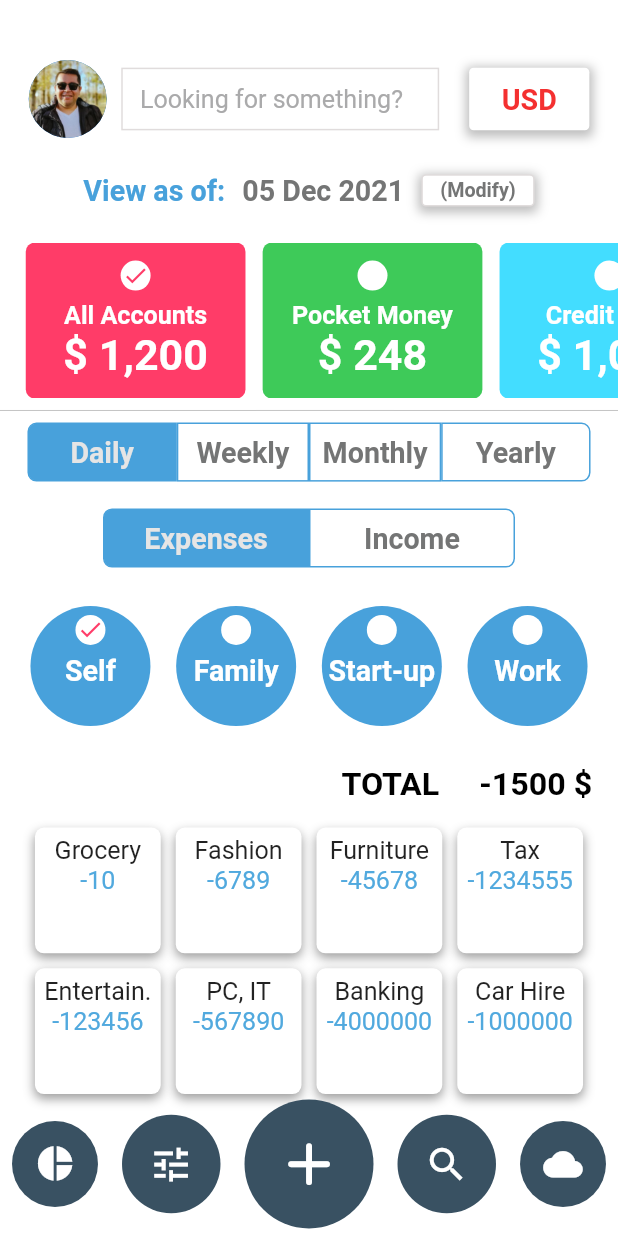
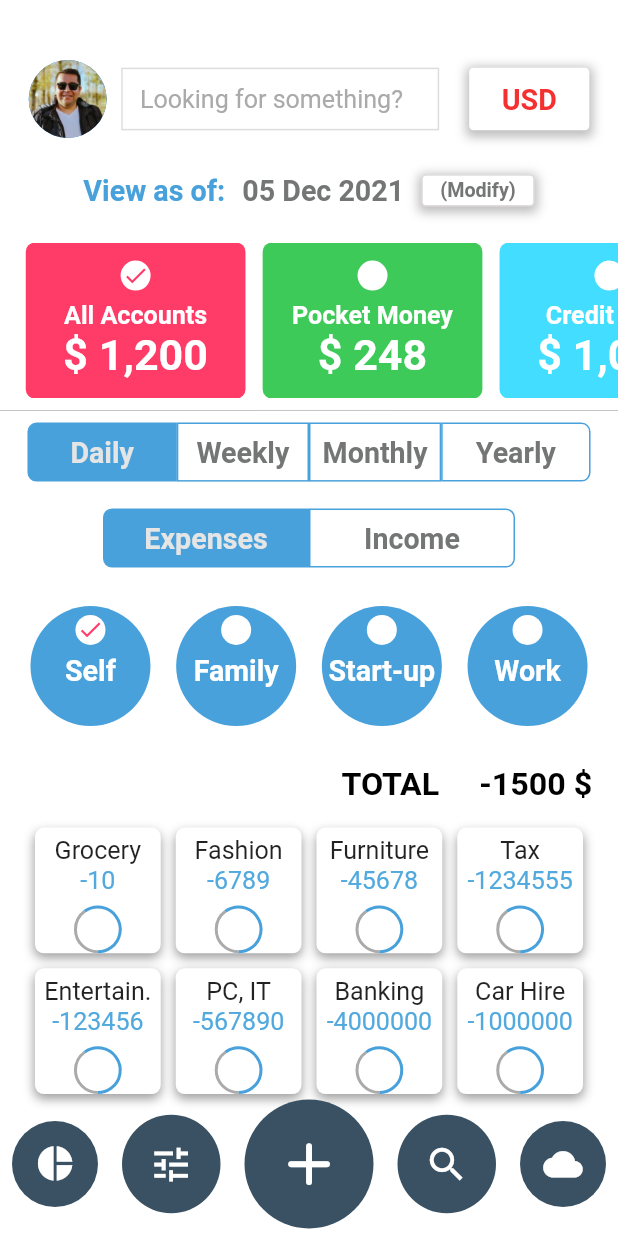
Before and after one commit to mertcandev/Interview-Task, a Flutter app: the screen it shows after launch, on a phone screen of 412 x 824 dp. Run offline on Flutter 3.47's test engine with Material 2 defaults, Android fonts, the phone set to English and light mode, and no system bars; drawn by our look-alikes of pie_chart; our stand-ins replace flutter_screenutil.

Commit message:
Animated Circle Charts Added

```diff
--- a/lib/utilities.dart
+++ b/lib/utilities.dart
@@ -30,6 +30,8 @@ class Utils {
   static const Color kBottomBarButtonColor = Color(0xff395162);
   static const Color kBottomBarIconColor = Color(0xffffffff);
   static const Color kExpenseGridAmountColor = Color(0xff51A9DE);
+  static const Color kChartPrimaryColor = Color(0xff48A1DB);
+  static const Color kChartSecondaryColor = Color(0xffAAAAAB);
 }
 
 class ExpenseCard {
--- a/lib/widgets/expenses_grid.dart
+++ b/lib/widgets/expenses_grid.dart
@@ -1,15 +1,20 @@
 import 'package:flutter/material.dart';
 import 'package:flutter_screenutil/flutter_screenutil.dart';
+import 'package:pie_chart/pie_chart.dart';
 import 'package:tentative_job/utilities.dart';
 
 class ExpensesGrid extends StatefulWidget {
-  const ExpensesGrid({Key? key}) : super(key: key);
-
   @override
   State<ExpensesGrid> createState() => _ExpensesGridState();
 }
 
 class _ExpensesGridState extends State<ExpensesGrid> {
+  Map<String, double> chartMap = {"remain": 100, "balance": 150};
+
+  List<Color> colorList = [
+    Utils.kChartSecondaryColor,
+    Utils.kChartPrimaryColor
+  ];
   @override
   Widget build(BuildContext context) {
     return ScreenUtilInit(
@@ -57,6 +62,21 @@ class _ExpensesGridState extends State<ExpensesGrid> {
                                     style: TextStyle(
                                         fontSize: 14.h,
                                         color: Utils.kExpenseGridAmountColor),
+                                  ),
+                                  PieChart(
+                                    dataMap: chartMap,
+                                    colorList: colorList,
+                                    chartRadius: 25.h,
+                                    ringStrokeWidth: 2,
+                                    chartType: ChartType.ring,
+                                    legendOptions:
+                                        const LegendOptions(showLegends: false),
+                                    chartValuesOptions:
+                                        const ChartValuesOptions(
+                                            showChartValues: false),
+                                    animationDuration:
+                                        const Duration(seconds: 3),
+                                        initialAngleInDegree: 90.0,
                                   )
                                 ],
                               ),
```
Also changed, not shown: pubspec.yaml (+2 -5 lines), pubspec.lock.
